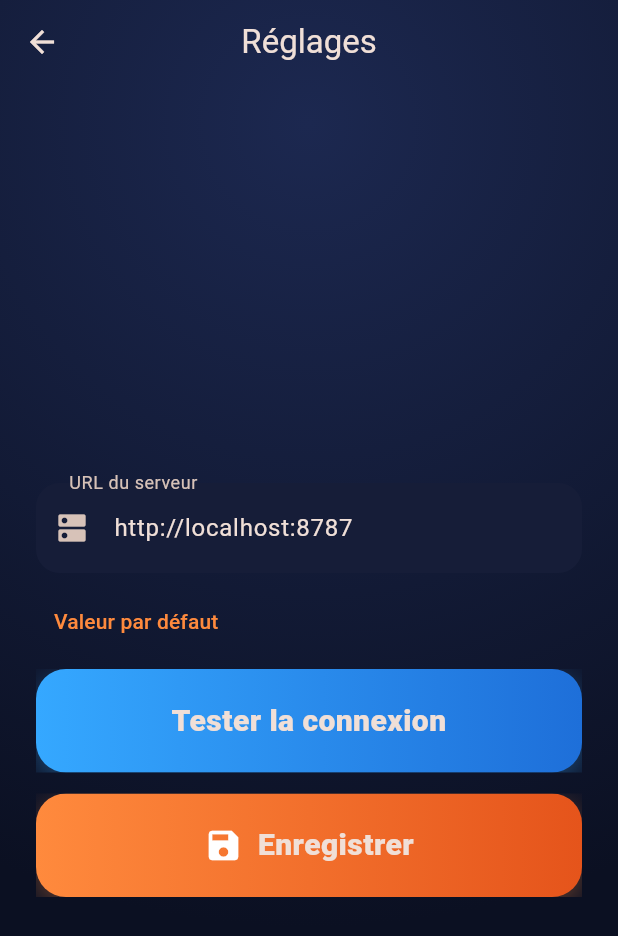
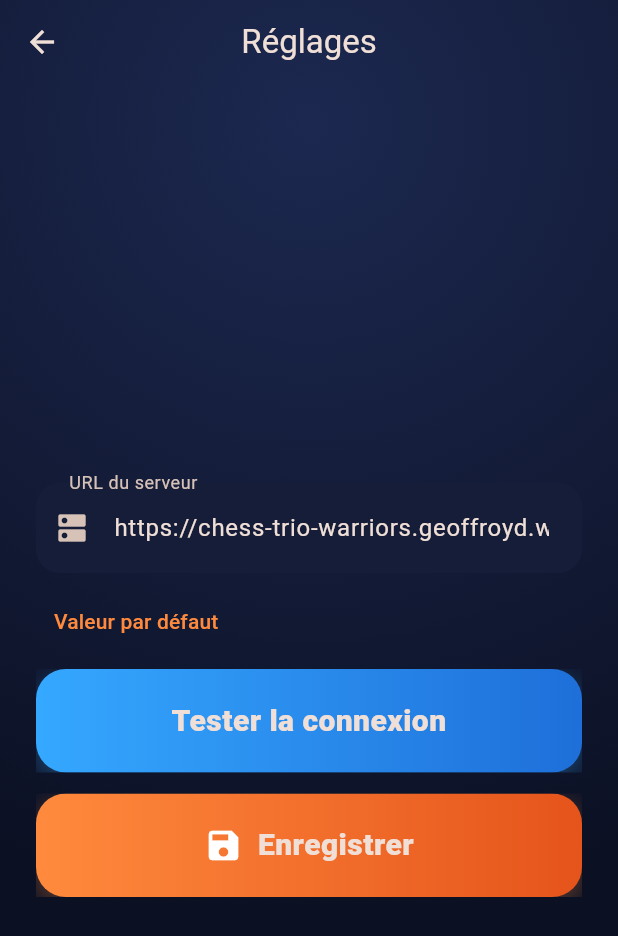
Before and after one commit to geoffroydg/chess-trio-warriors, a Flutter app: the SettingsScreen screen opened directly, on a phone screen of 412 x 824 dp. Shown: the top 936 px of the screen. Run offline on Flutter 3.47's test engine with Material 3 defaults, Android fonts, the phone set to English and light mode, and no system bars; our stand-ins replace audioplayers, firebase_core, firebase_messaging, flutter_local_notifications, share_plus, shared_preferences; missing offline and left inert: flame; accounts and stored records are empty.

Commit message:
Adresse du serveur par défaut : chess-trio-warriors.geoffroyd.workers.dev
Co-Authored-By: Claude Opus 5.5 <noreply@anthropic.com>
Claude-Session: https://claude.ai/code/session_01ADYvBbq6wXfurXUdSVgzdr

```diff
--- a/app/lib/config.dart
+++ b/app/lib/config.dart
@@ -1,7 +1,7 @@
 /// URL du serveur injectée à la compilation (`--dart-define=SERVER_URL=...`).
 const String kDefaultServerUrl = String.fromEnvironment(
   'SERVER_URL',
-  defaultValue: 'http://localhost:8787',
+  defaultValue: 'https://chess-trio-warriors.geoffroyd.workers.dev',
 );
 
 const String kAppName = 'Chess Trio Warriors';
```
Also changed, not shown: 1 other file.
